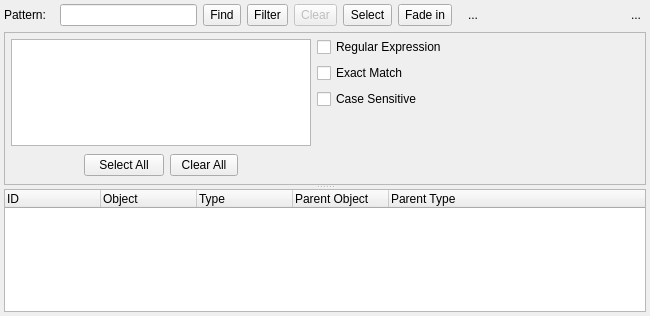
Before: the Qt Designer form libpgmodeler_ui/ui/objectfinderwidget.ui in pgmodeler/pgmodeler, drawn with Qt 5.
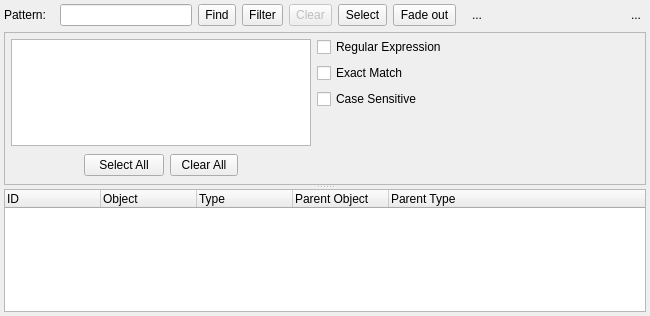
After: the same form once the commit is applied. Icons and pictures are not drawn.

Commit message: Changed the tooltip and label of the fade button at ObjectFinderWidget

What changed in the file:
```diff
--- a/libpgmodeler_ui/ui/objectfinderwidget.ui
+++ b/libpgmodeler_ui/ui/objectfinderwidget.ui
@@ -669,7 +669,7 @@
       <string>Fades in the graphical objects in the result list fading out the rest. The current fade in/out state of all objects is modified.</string>
      </property>
      <property name="text">
-      <string>Fade in</string>
+      <string>Fade out</string>
      </property>
      <property name="icon">
       <iconset resource="../res/resources.qrc">
```
Left out of the diff: 4 changed lines with no effect on the pictures.
